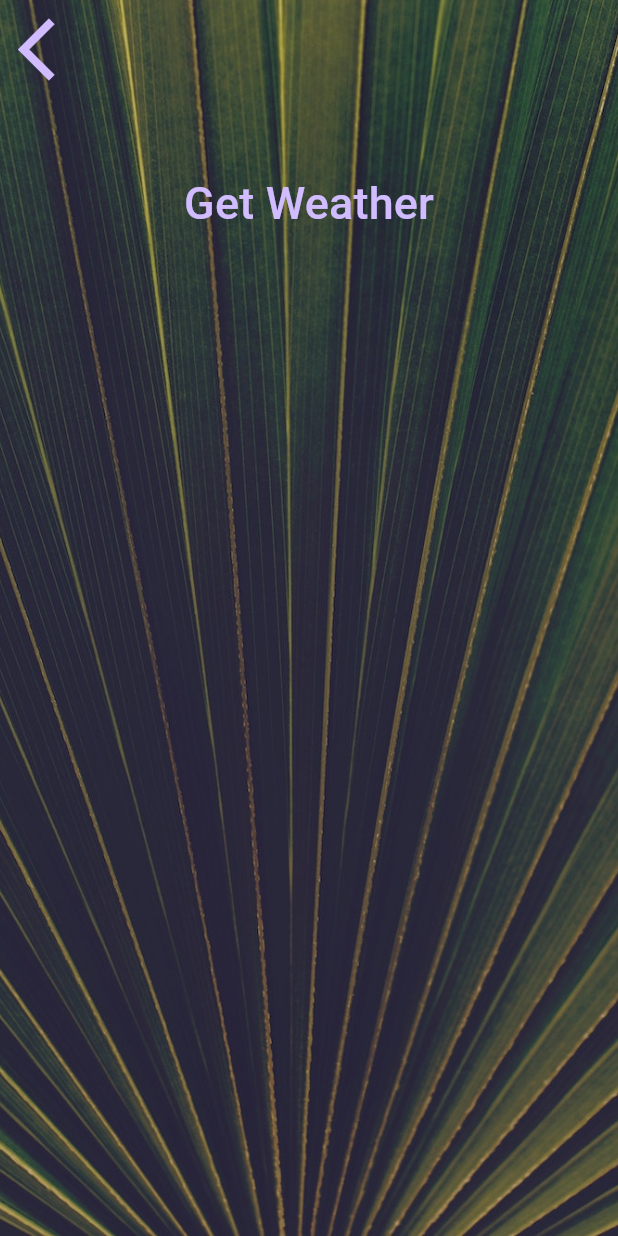
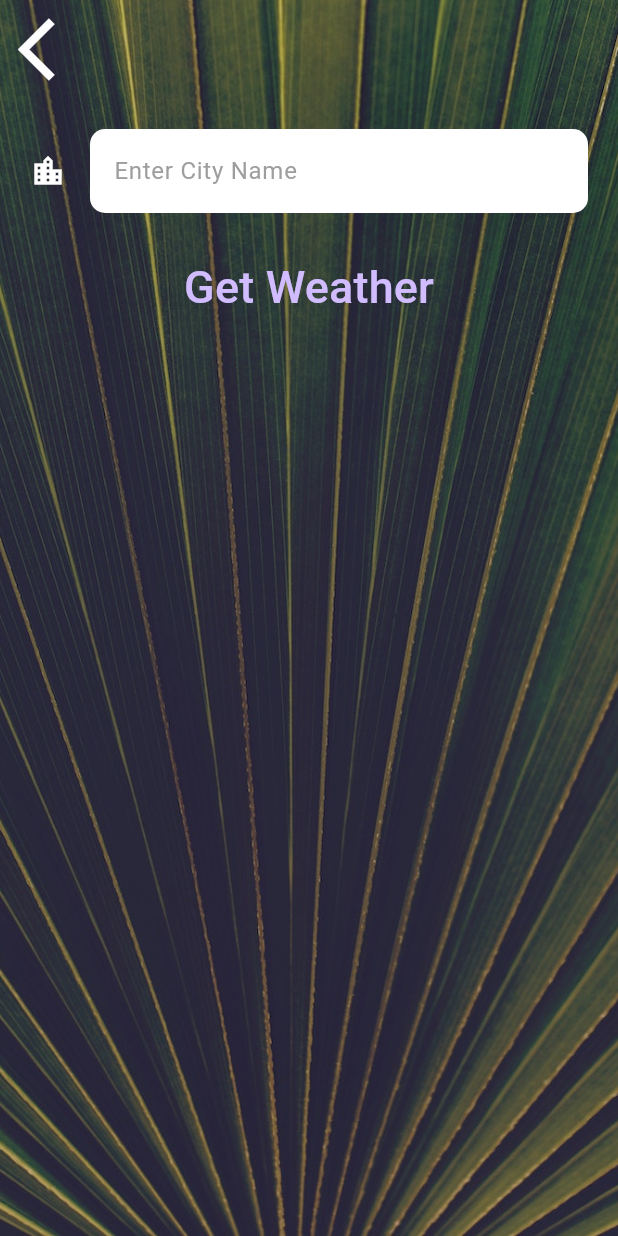
Before and after one commit to singlak999/Weather-fetching-App, a Flutter app: the CityScreen screen opened directly, on a phone screen of 412 x 824 dp. Run offline on Flutter 3.47's test engine with Material 3 defaults, Android fonts, the phone set to English and light mode, and no system bars; our stand-ins replace flutter_spinkit, geolocator; Roboto replaces fonts that are missing (Spartan MB).

```diff
--- a/lib/screens/city_screen.dart
+++ b/lib/screens/city_screen.dart
@@ -7,6 +7,7 @@ class CityScreen extends StatefulWidget {
 }
 
 class _CityScreenState extends State<CityScreen> {
+  late String cityName;
   @override
   Widget build(BuildContext context) {
     return Scaffold(
@@ -24,19 +25,30 @@ class _CityScreenState extends State<CityScreen> {
               Align(
                 alignment: Alignment.topLeft,
                 child: TextButton(
-                  onPressed: () {},
+                  onPressed: () {
+                    Navigator.pop(context);
+                  },
                   child: Icon(
                     Icons.arrow_back_ios,
+                    color: Colors.white,
                     size: 50.0,
                   ),
                 ),
               ),
               Container(
-                padding: EdgeInsets.all(20.0),
-                child: null,
+                padding: const EdgeInsets.all(20.0),
+                child:  TextField(
+                  style: TextStyle(color: Colors.black),
+                  decoration: kTextFieldInputDecoration,
+                  onChanged: (value){
+                    cityName=value;
+                  },
+                ),
               ),
               TextButton(
-                onPressed: () {},
+                onPressed: () {
+                  Navigator.pop(context,cityName);
+                },
                 child: Text(
                   'Get Weather',
                   style: kButtonTextStyle,
--- a/lib/utilities/constants.dart
+++ b/lib/utilities/constants.dart
@@ -2,7 +2,7 @@ import 'package:flutter/material.dart';
 
 const kTempTextStyle = TextStyle(
   fontFamily: 'Spartan MB',
-  fontSize: 80.0,
+  fontSize: 100.0,
 );
 
 const kMessageTextStyle = TextStyle(
@@ -18,3 +18,20 @@ const kButtonTextStyle = TextStyle(
 const kConditionTextStyle = TextStyle(
   fontSize: 100.0,
 );
+
+const kTextFieldInputDecoration=InputDecoration(
+  filled: true,
+  fillColor: Colors.white,
+  icon: Icon(
+    Icons.location_city,
+    color: Colors.white,
+  ),
+  hintText: 'Enter City Name',
+  hintStyle: TextStyle(color: Colors.grey),
+  border: OutlineInputBorder(
+    borderRadius: BorderRadius.all(
+      Radius.circular(10),
+    ),
+    borderSide: BorderSide.none,
+  ),
+);
```
Also changed, not shown: lib/screens/loading_screen.dart (+4 -12 lines), lib/screens/location_screen.dart (+40 -10 lines), lib/services/weather.dart (+54 -1 lines), 1 other file.
